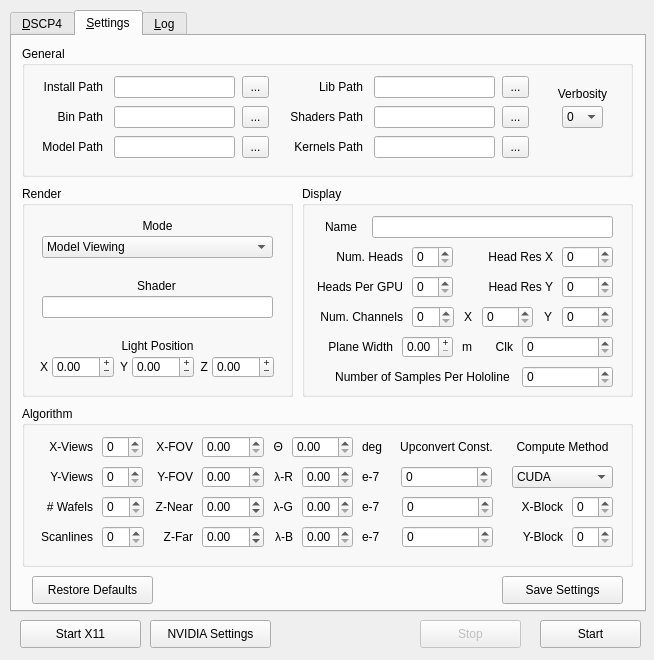
First picture: the form in render_algorithms/dscp4/dscp4-qt/ui/mainwindow.ui, repository itsermo/holovideo-algorithms, before the edit.
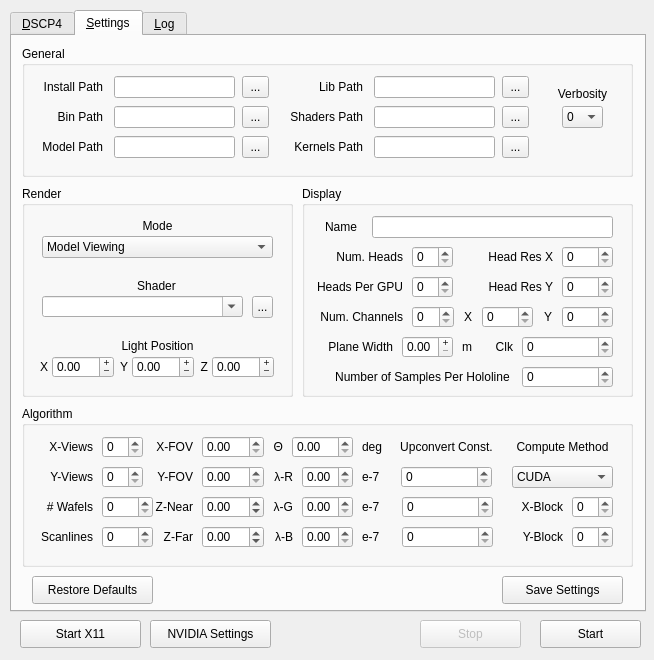
Second picture: the form after the edit.

Patch:
```diff
--- a/render_algorithms/dscp4/dscp4-qt/ui/mainwindow.ui
+++ b/render_algorithms/dscp4/dscp4-qt/ui/mainwindow.ui
@@ -1305,19 +1305,6 @@
         </property>
        </item>
       </widget>
-      <widget class="QLineEdit" name="shaderFileNameLineEdit">
-       <property name="geometry">
-        <rect>
-         <x>20</x>
-         <y>110</y>
-         <width>231</width>
-         <height>22</height>
-        </rect>
-       </property>
-       <property name="toolTip">
-        <string>&lt;html&gt;&lt;head/&gt;&lt;body&gt;&lt;p&gt;The filename of the shader (not used currently)&lt;/p&gt;&lt;/body&gt;&lt;/html&gt;</string>
-       </property>
-      </widget>
       <widget class="QDoubleSpinBox" name="lightPositionXDoubleSpinBox">
        <property name="geometry">
         <rect>
@@ -1489,6 +1476,38 @@
         <set>Qt::AlignRight|Qt::AlignTrailing|Qt::AlignVCenter</set>
        </property>
       </widget>
+      <widget class="QToolButton" name="shaderFileNameToolButton">
+       <property name="geometry">
+        <rect>
+         <x>230</x>
+         <y>110</y>
+         <width>21</width>
+         <height>22</height>
+        </rect>
+       </property>
+       <property name="text">
+        <string>...</string>
+       </property>
+      </widget>
+      <widget class="QComboBox" name="shaderFileNameComboBox">
+       <property name="geometry">
+        <rect>
+         <x>20</x>
+         <y>110</y>
+         <width>201</width>
+         <height>21</height>
+        </rect>
+       </property>
+       <property name="acceptDrops">
+        <bool>false</bool>
+       </property>
+       <property name="toolTip">
+        <string>&lt;html&gt;&lt;head/&gt;&lt;body&gt;&lt;p&gt;Sets the shader filename prefix (shader must have .vert and .frag files)&lt;/p&gt;&lt;/body&gt;&lt;/html&gt;</string>
+       </property>
+       <property name="editable">
+        <bool>true</bool>
+       </property>
+      </widget>
      </widget>
      <widget class="QGroupBox" name="algorithmSettingsGroupBox">
       <property name="geometry">
@@ -1974,9 +1993,9 @@
       <widget class="QLabel" name="computeMethodLabel">
        <property name="geometry">
         <rect>
-         <x>490</x>
+         <x>480</x>
          <y>30</y>
-         <width>101</width>
+         <width>121</width>
          <height>21</height>
         </rect>
        </property>
@@ -2082,7 +2101,7 @@
         <rect>
          <x>80</x>
          <y>90</y>
-         <width>42</width>
+         <width>51</width>
          <height>22</height>
         </rect>
        </property>
@@ -2139,7 +2158,7 @@
         <rect>
          <x>80</x>
          <y>120</y>
-         <width>42</width>
+         <width>51</width>
          <height>22</height>
         </rect>
        </property>
```
